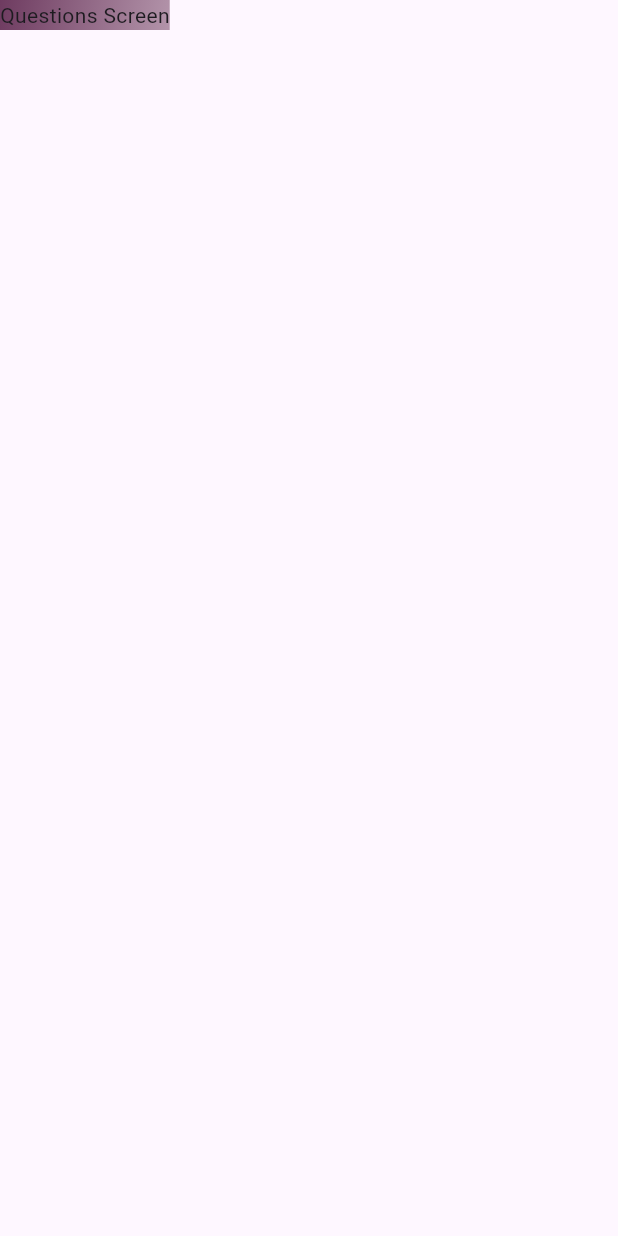
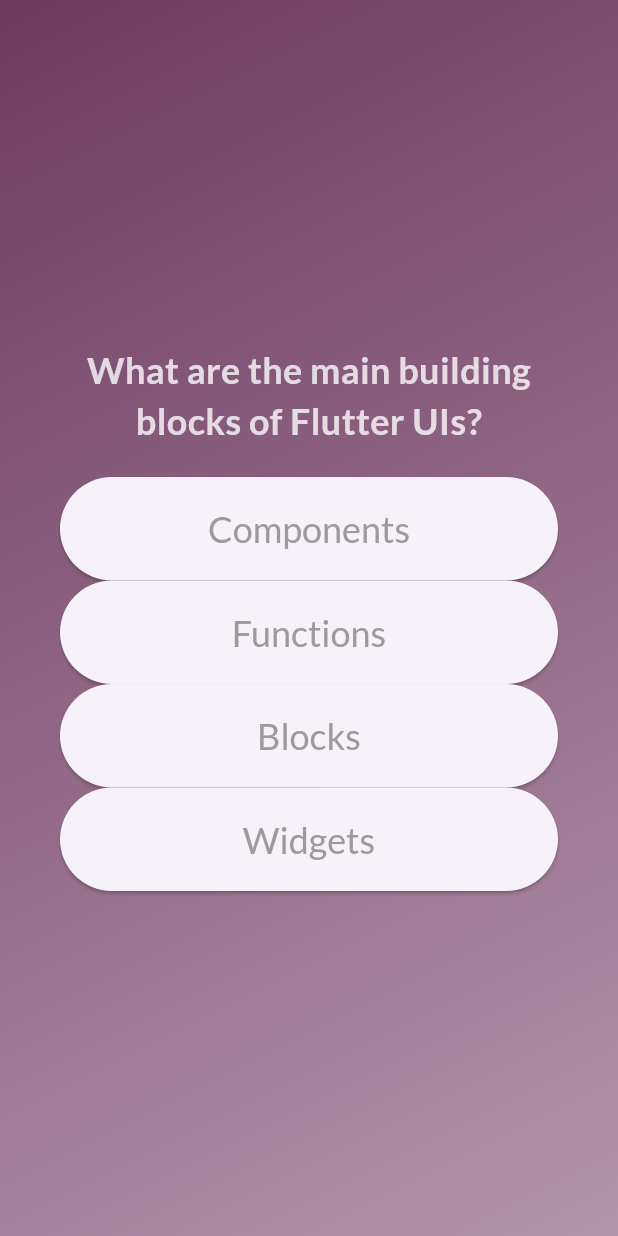
Before and after one commit to aggelostais/quiz_app, a Flutter app: the screen it shows after launch, after a tap on "Take the Quiz", on a phone screen of 412 x 824 dp. Run offline on Flutter 3.47's test engine with Material 3 defaults, Android fonts, the phone set to English and light mode, and no system bars; our stand-ins replace google_fonts.

Commit message:
Add Google Fonts dependency and update UI

```diff
--- /dev/null
+++ b/lib/answer_button.dart
@@ -0,0 +1,33 @@
+import 'package:flutter/material.dart';
+import 'package:google_fonts/google_fonts.dart';
+
+class AnswerButton extends StatelessWidget {
+  const AnswerButton(this.answerText, this.selectHandler, {super.key});
+
+  final String answerText;
+  final void Function() selectHandler;
+
+  @override
+  Widget build(context) {
+    return ElevatedButton(
+      onPressed: selectHandler,
+      style: ElevatedButton.styleFrom(
+        foregroundColor: const Color.fromARGB(255, 156, 155, 156),
+        textStyle: const TextStyle(fontSize: 24),
+        // shape: RoundedRectangleBorder(
+        //   borderRadius: BorderRadius.circular(40),
+        // ),
+        padding: const EdgeInsets.symmetric(vertical: 20, horizontal: 40),
+      ),
+      child: Text(
+        answerText,
+        textAlign: TextAlign.center,
+        style: GoogleFonts.lato(
+          textStyle: const TextStyle(
+            fontSize: 24,
+          ),
+        ),
+      ),
+    );
+  }
+}
--- a/lib/data/questions.dart
+++ b/lib/data/questions.dart
@@ -0,0 +1,55 @@
+import 'package:quiz_app/models/quiz_question.dart';
+
+const questions = [
+  QuizQuestion(
+    'What are the main building blocks of Flutter UIs?',
+    [
+      'Widgets',
+      'Components',
+      'Blocks',
+      'Functions',
+    ],
+  ),
+  QuizQuestion('How are Flutter UIs built?', [
+    'By combining widgets in code',
+    'By combining widgets in a visual editor',
+    'By defining widgets in config files',
+    'By using XCode for iOS and Android Studio for Android',
+  ]),
+  QuizQuestion(
+    'What\'s the purpose of a StatefulWidget?',
+    [
+      'Update UI as data changes',
+      'Update data as UI changes',
+      'Ignore data changes',
+      'Render UI that does not depend on data',
+    ],
+  ),
+  QuizQuestion(
+    'Which widget should you try to use more often: StatelessWidget or StatefulWidget?',
+    [
+      'StatelessWidget',
+      'StatefulWidget',
+      'Both are equally good',
+      'None of the above',
+    ],
+  ),
+  QuizQuestion(
+    'What happens if you change data in a StatelessWidget?',
+    [
+      'The UI is not updated',
+      'The UI is updated',
+      'The closest StatefulWidget is updated',
+      'Any nested StatefulWidgets are updated',
+    ],
+  ),
+  QuizQuestion(
+    'How should you update data inside of StatefulWidgets?',
+    [
+      'By calling setState()',
+      'By calling updateData()',
+      'By calling updateUI()',
+      'By calling updateState()',
+    ],
+  ),
+];
--- /dev/null
+++ b/lib/models/quiz_question.dart
@@ -0,0 +1,15 @@
+// We store the first answer in the list of answers as the correct answer
+// to not store a redundant values
+class QuizQuestion {
+  const QuizQuestion(this.question, this.answers);
+
+  final String question;
+  final List<String> answers;
+
+  // We add a method to the class to return a shuffled list of answers without changing the original list
+  List <String> getShuffledAnswers() {
+    final shuffledAnswers =List.of(answers); // final cause it cannot be reassigned, but the existing elements can be edited
+    shuffledAnswers.shuffle();
+    return shuffledAnswers;
+  }
+}
--- a/lib/models/quiz_questions.dart
+++ /dev/null
@@ -1,13 +0,0 @@
-
-
-class QuizQuestions {
-    const QuizQuestions({
-    required this.question,
-    required this.answers,
-    required this.correctAnswer,
-  });
-
-  final String question;
-  final List<String> answers;
-  final int correctAnswer;
-}
--- a/lib/questions_screen.dart
+++ b/lib/questions_screen.dart
@@ -1,4 +1,7 @@
 import 'package:flutter/material.dart';
+import 'package:google_fonts/google_fonts.dart';
+import 'package:quiz_app/answer_button.dart';
+import 'package:quiz_app/data/questions.dart';
 
 class QuestionsScreen extends StatefulWidget {
   const QuestionsScreen({super.key});
@@ -8,22 +11,53 @@ class QuestionsScreen extends StatefulWidget {
 }
 
 class _QuestionsScreenState extends State<QuestionsScreen> {
+  var currentQuestionIndex = 0;
+
+  void answerQuestion() {
+    setState(() {
+      // setState triggers the build method to be called again
+      currentQuestionIndex++;
+    });
+  }
+
   @override
   Widget build(context) {
-    return MaterialApp(
-      home: Scaffold(
-        body: Container(
-          decoration: const BoxDecoration(
-            gradient: LinearGradient(
-              colors: [
-                Color.fromARGB(255, 110, 59, 96),
-                Color.fromARGB(255, 179, 148, 170)
-              ],
-              begin: Alignment.topLeft,
-              end: Alignment.bottomRight,
+    final currentQuestion = questions[currentQuestionIndex];
+
+    return SizedBox(
+      width: double.infinity, // takes all available space
+      child: Container(
+        margin: const EdgeInsets.all(40), // margin around the container
+        child: Column(
+          mainAxisAlignment: MainAxisAlignment.center, // vertical alignment
+          crossAxisAlignment: CrossAxisAlignment
+              .stretch, // horizontal alignment, it should take all available space
+          children: [
+            Text(
+              currentQuestion.question,
+              style: GoogleFonts.lato(
+                textStyle: const TextStyle(
+                  color: Color.fromRGBO(255, 255, 255, 0.779),
+                  fontSize: 24,
+                  fontWeight: FontWeight.bold,
+                ),
+              ),
+              textAlign: TextAlign.center, // center the text in the container
             ),
-          ),
-          child: const Text('Questions Screen'),
+            const SizedBox(height: 20),
+            // for (var answer in currentQuestion.answers)
+            //   AnswerButton(answer, () {}),
+            //   const SizedBox(height: 10),
+
+            // It will return a list of AnswerButton widgets
+            // ... is a spread operator that taks a list and pulls all the elements out of it
+            ...currentQuestion
+                .getShuffledAnswers()
+                .map((answer) => AnswerButton(answer, () {
+                      answerQuestion();
+                    }))
+            // Generates a list of widgets dynamically mapping a list of answers to a list of AnswerButton widgets
+          ],
         ),
       ),
     );
--- a/lib/quiz.dart
+++ b/lib/quiz.dart
@@ -60,7 +60,6 @@ class _QuizState extends State<Quiz> {
     //       ? StartScreen(switchScreen)
     //       : const QuestionsScreen();
 
-
     return MaterialApp(
       home: Scaffold(
         //We wrap it in container here to apply the same gradient to all screens
--- a/lib/start_screen.dart
+++ b/lib/start_screen.dart
@@ -1,4 +1,5 @@
 import 'package:flutter/material.dart';
+import 'package:google_fonts/google_fonts.dart';
 
 class StartScreen extends StatelessWidget {
   // In that way we can pass a pointer to the switchScreen function that should be accessed
@@ -16,17 +17,20 @@ class StartScreen extends StatelessWidget {
         mainAxisSize: MainAxisSize
             .min, // Refers to the vertical size to be the minimum possible
         children: [
-          const Text(
+          Image.asset('assets/images/quiz-logo.png',
+              width: 200, color: const Color.fromARGB(151, 255, 255, 255)),
+                        const Padding(padding: EdgeInsets.all(20)),
+          Text(
             'Welcome to the Quiz App!',
-            style: TextStyle(
-              color: Colors.white,
-              fontSize: 28,
+            style: GoogleFonts.lato(
+              textStyle: const TextStyle(
+                color: Color.fromRGBO(255, 255, 255, 0.779),
+                fontSize: 28,
+                fontWeight: FontWeight.bold,
+              ),
             ),
           ),
-          const Padding(padding: EdgeInsets.all(15)),
-          Image.asset('assets/images/quiz-logo.png',
-              width: 200, color: const Color.fromARGB(151, 255, 255, 255)),
-          const Padding(padding: EdgeInsets.all(30)),
+          const Padding(padding: EdgeInsets.all(20)),
           ElevatedButton.icon(
             onPressed: startQuiz,
             style: ElevatedButton.styleFrom(
@@ -35,7 +39,14 @@ class StartScreen extends StatelessWidget {
               textStyle: const TextStyle(fontSize: 24),
             ),
             icon: const Icon(Icons.arrow_right_alt_rounded, size: 30),
-            label: const Text('Take the Quiz'),
+            label: Text(
+              'Take the Quiz',
+              style: GoogleFonts.lato(
+                textStyle: const TextStyle(
+                  fontSize: 24,
+                ),
+              ),
+            ),
           ),
         ],
       ),
--- a/pubspec.yaml
+++ b/pubspec.yaml
@@ -35,6 +35,7 @@ dependencies:
   # The following adds the Cupertino Icons font to your application.
   # Use with the CupertinoIcons class for iOS style icons.
   cupertino_icons: ^1.0.2
+  google_fonts: ^6.1.0
 
 dev_dependencies:
   flutter_test:
```
Also changed, not shown: pubspec.lock, 1 other file.
